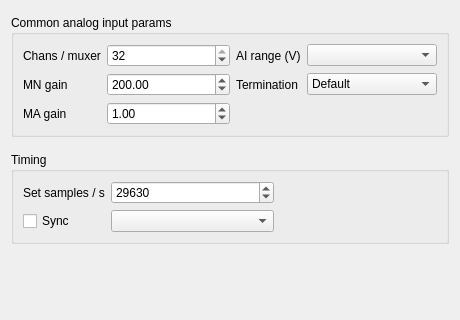
First picture: the form in Forms/NICfgTab.ui, repository billkarsh/SpikeGLX, before the edit; both pictures show x 0 to 460 and y 214 to 534 of the 460 by 534 pixel window.
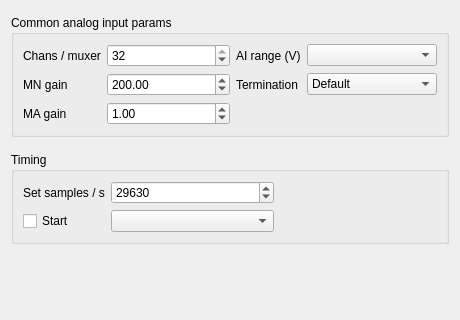
Second picture: the form after the edit.

```diff
--- a/Forms/NICfgTab.ui
+++ b/Forms/NICfgTab.ui
@@ -277,7 +277,7 @@
          <string>If using Intans/Whisper acquisition always starts by setting device1/port0/line0 high. Otherwise, you may optionally set a digital line high to sync with aux hardware. </string>
         </property>
         <property name="text">
-         <string>Sync</string>
+         <string>Start</string>
         </property>
        </widget>
       </item>
```
Left out of the diff: 8 changed lines with no effect on the pictures.
